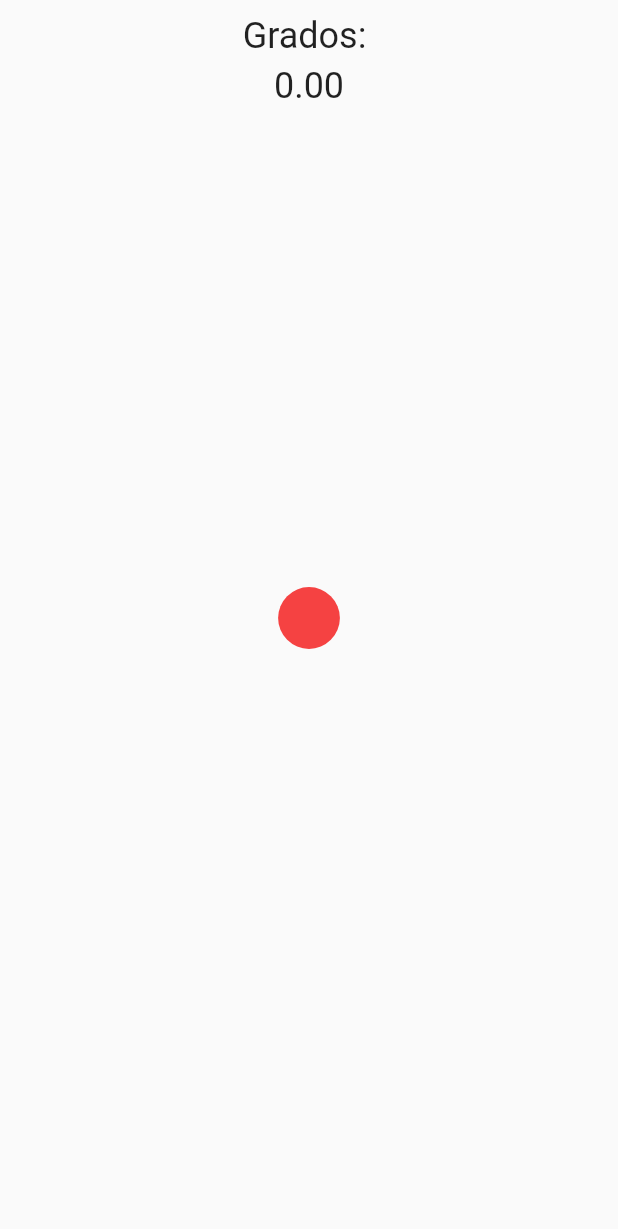
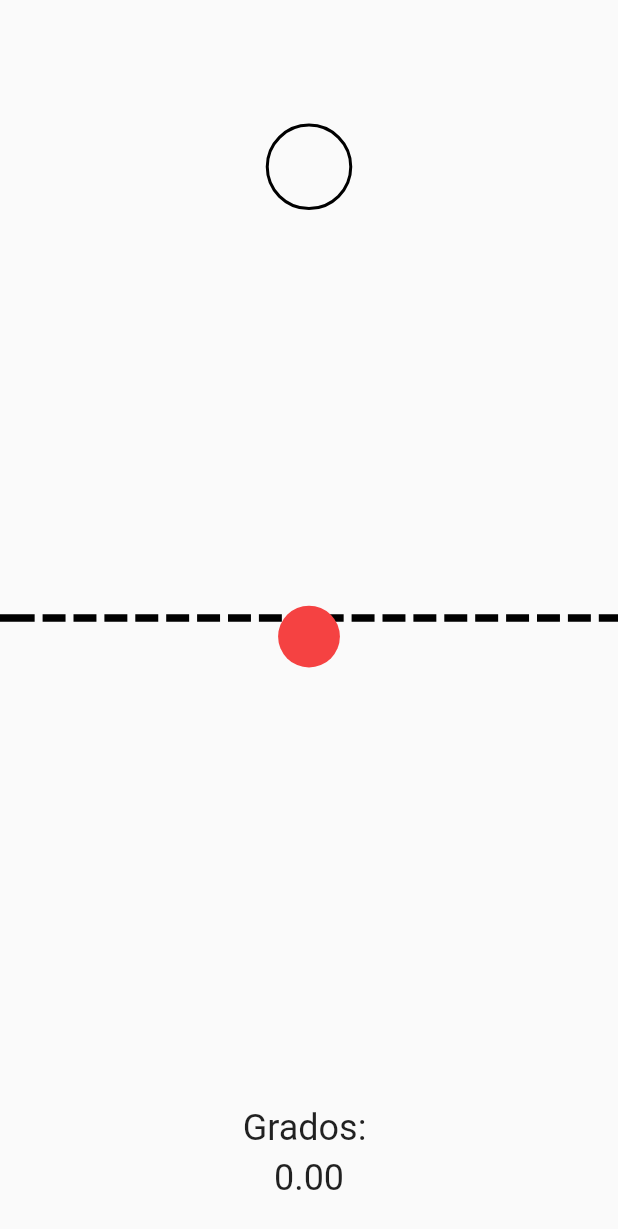
Before and after one commit to GaboLozaLucero/gyroscope, a Flutter app: the screen it shows after launch, on a phone screen of 412 x 824 dp. Shown: the top 1229 px of the screen. Run offline on Flutter 3.47's test engine with Material 2 defaults, Android fonts, the phone set to English and light mode, and no system bars; our stand-ins replace get, sensors; missing offline and left inert: vibrate.

```diff
--- a/lib/controllers/home_controller.dart
+++ b/lib/controllers/home_controller.dart
@@ -1,36 +1,66 @@
 import 'package:flutter/cupertino.dart';
 import 'package:get/state_manager.dart';
 import 'package:sensors/sensors.dart';
+import 'package:vibrate/vibrate.dart';
+
 import 'dart:math' as math;
 
 class HomeController extends GetxController {
+
+
+
   double _degrees = 0.0;
   Color _ballColor = Color.fromRGBO(245, 66, 66, 1);
+  double _topPosition = 0.0;
 
   get degrees => _degrees;
   get color => _ballColor;
+  get topPosition => _topPosition;
 
-  void show() {
-    accelerometerEvents.listen((AccelerometerEvent event) {
-      double norm_Of_g =
-          math.sqrt(event.x * event.x + event.y * event.y + event.z * event.z);
-      double y = event.y / norm_Of_g;
-      double yInclination = (math.acos(y) * (180 / math.pi));
-      this._degrees = (yInclination - 90) * -1;
-      print(this._degrees);
-      if (this._degrees > 60.0 && this._degrees < 61.0) {
+
+
+  void show() async{
+    bool canVibrate = await Vibrate.canVibrate.then((value) {
+      accelerometerEvents.listen((AccelerometerEvent event) {
+        double normOfG = math.sqrt(event.x * event.x + event.y * event.y + event.z * event.z);
+      this._degrees = yInclination(event.y, normOfG);
+
+      if (this._degrees > 59.5 && this._degrees < 61.5) {
         _ballColor = Color.fromRGBO(66, 245, 69, 1);
+        Vibrate.feedback(FeedbackType.light);
       } else {
         _ballColor = Color.fromRGBO(245, 66, 66, 1);
       }
       update();
+
     });
+    });
+
   }
+
+  double move(double degrees, Size size){
+    this._topPosition = ((size.height/180)*degrees)+ (size.height * 0.46);
+    update();
+    return this._topPosition;
+
+  }
+  double yInclination(double event, double normOfG){
+    double y = event / normOfG;
+    double yInclination = (math.acos(y) * (180 / math.pi));
+
+    return (yInclination - 90) * -1;
+  }
+
+
+
 
   @override
   void onInit() {
-    // TODO: implement onInit
+
     super.onInit();
     show();
+
   }
+
+
 }
--- a/lib/main.dart
+++ b/lib/main.dart
@@ -11,6 +11,7 @@ class MyApp extends StatelessWidget {
       title: '60 deg verification',
       home: HomePage(),
       debugShowCheckedModeBanner: false,
+
     );
   }
 }
--- a/lib/pages/home_page.dart
+++ b/lib/pages/home_page.dart
@@ -1,4 +1,5 @@
 import 'package:degrees/controllers/home_controller.dart';
+import 'package:degrees/widgets/groundline.dart';
 import 'package:flutter/material.dart';
 import 'package:get/state_manager.dart';
 
@@ -8,12 +9,20 @@ class HomePage extends StatelessWidget {
     final size = MediaQuery.of(context).size;
     return GetBuilder(
       init: HomeController(),
+
       builder: (_) => Scaffold(
         body: SafeArea(
           child: Stack(
             children: [
               _background(_.degrees, size),
-              _ball(size, _.color),
+              CustomPaint(
+                painter: groundLinePainter(),
+                size: size,
+              ),
+              _goal(size),
+              _ball(size, _.color,_.move(_.degrees, size)),
+
+
             ],
           ),
         ),
@@ -23,12 +32,11 @@ class HomePage extends StatelessWidget {
 
   Widget _background(double degrees, Size size) {
     return Column(
-      mainAxisAlignment: MainAxisAlignment.start,
+      mainAxisAlignment: MainAxisAlignment.end,
       //crossAxisAlignment: CrossAxisAlignment.center,
       children: [
-        SizedBox(
-          height: 10.0,
-        ),
+
+
         Text(
           'Grados: ',
           style: TextStyle(fontSize: 24),
@@ -40,16 +48,22 @@ class HomePage extends StatelessWidget {
         Text(
           degrees.toStringAsFixed(2),
           style: TextStyle(fontSize: 24),
-        )
+        ),
+        SizedBox(
+          height: 25.0,
+        ),
       ],
     );
   }
 
-  Widget _ball(Size size, Color color) {
+  Widget _ball(Size size, Color color, double topPosition) {
+
     return Positioned(
-      top: (size.height * 0.5) - (size.height * 0.025),
+      bottom: topPosition,
       left: (size.width * 0.5) - (size.height * 0.025),
       child: Container(
+        margin: EdgeInsets.zero,
+        padding: EdgeInsets.zero,
         height: size.height * 0.05,
         width: size.height * 0.05,
         decoration: BoxDecoration(
@@ -59,4 +73,22 @@ class HomePage extends StatelessWidget {
       ),
     );
   }
+
+  Widget _goal(Size size) {
+    return Positioned(
+          top: (size.height * 0.10) ,
+          left: (size.width * 0.5) - (size.height * 0.035),
+          child: Container(
+        margin: EdgeInsets.zero,
+        padding: EdgeInsets.zero,
+        height: size.height * 0.07,
+        width: size.height * 0.07,
+        decoration: BoxDecoration(
+          borderRadius: BorderRadius.circular(100),
+
+          border: Border.all(width: 2.0, color: Colors.black)
+        ),
+      ),);
+  }
+
 }
--- a/pubspec.yaml
+++ b/pubspec.yaml
@@ -30,6 +30,7 @@ dependencies:
   cupertino_icons: ^1.0.0
   get: ^3.26.0
   sensors: ^2.0.0
+  vibrate: ^0.0.4
 
 dev_dependencies:
   flutter_test:
```
Also changed, not shown: lib/widgets/groundline.dart (added, +37 -0 lines), pubspec.lock, 1 other file.
